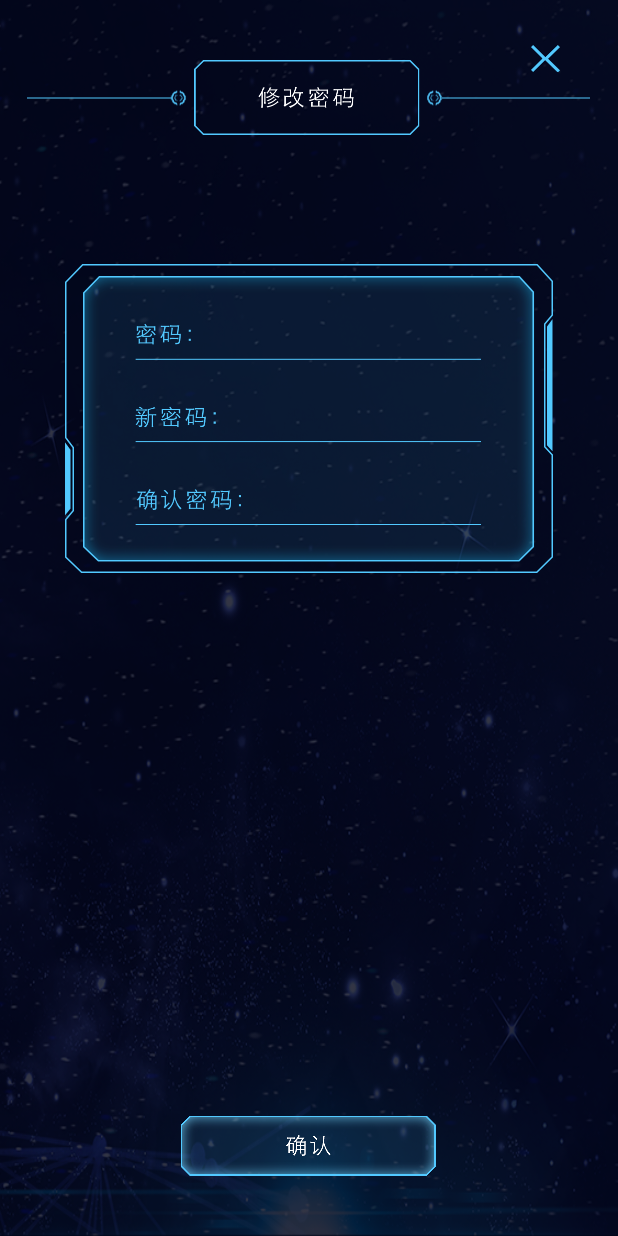
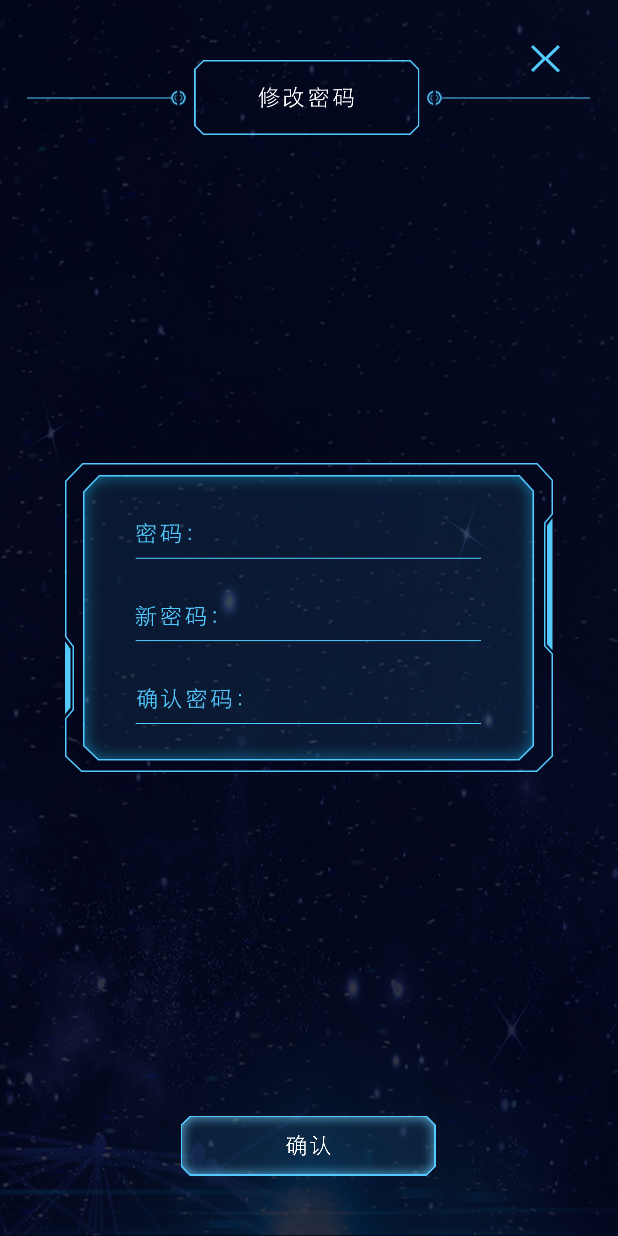
Before and after one commit to yangxinbin/dcom, an Android app: the ChangePwdActivity screen opened directly, with no data from a screen before it, on a phone screen of 412 x 824 dp. Run offline under Robolectric (Android 15) with nearby library versions, the phone set to English and light mode, and no system bars; our stand-ins replace ButterKnife.

Commit message:
UI修改

```diff
--- a/app/src/main/res/layout/activity_change_pwd.xml
+++ b/app/src/main/res/layout/activity_change_pwd.xml
@@ -32,40 +32,38 @@
         android:id="@+id/imageView6"
         android:layout_width="wrap_content"
         android:layout_height="wrap_content"
-        android:layout_below="@+id/imageView3"
-        android:layout_centerHorizontal="true"
-        android:layout_marginTop="86dp"
-        app:srcCompat="@drawable/group6" />
+        app:srcCompat="@drawable/group6"
+        android:layout_centerVertical="true"
+        android:layout_centerHorizontal="true" />
 
     <EditText
         android:id="@+id/editText_old"
         android:layout_width="wrap_content"
         android:layout_height="wrap_content"
-        android:layout_above="@+id/editText_new"
-        android:layout_marginBottom="31dp"
-        android:layout_marginEnd="16dp"
-        android:layout_marginRight="16dp"
-        android:layout_toLeftOf="@+id/imageView_change_exit"
-        android:layout_toStartOf="@+id/imageView_change_exit"
+        android:layout_marginEnd="14dp"
+        android:layout_marginRight="14dp"
         android:background="@null"
         android:textColor="@color/blue"
         android:ems="8"
         android:inputType="textPersonName"
-        android:text="" />
+        android:text=""
+        android:layout_alignTop="@+id/imageView6"
+        android:layout_toLeftOf="@+id/imageView_change_exit"
+        android:layout_toStartOf="@+id/imageView_change_exit"
+        android:layout_marginTop="34dp" />
 
     <EditText
         android:id="@+id/editText_new"
         android:layout_width="wrap_content"
         android:layout_height="wrap_content"
-        android:layout_above="@+id/editText_new_ok"
-        android:layout_alignLeft="@+id/editText_old"
-        android:layout_alignStart="@+id/editText_old"
-        android:layout_marginBottom="30dp"
         android:background="@null"
         android:textColor="@color/blue"
         android:ems="8"
         android:inputType="textPersonName"
-        android:text="" />
+        android:text=""
+        android:layout_centerVertical="true"
+        android:layout_alignLeft="@+id/editText_old"
+        android:layout_alignStart="@+id/editText_old" />
 
     <EditText
         android:id="@+id/editText_new_ok"
```
